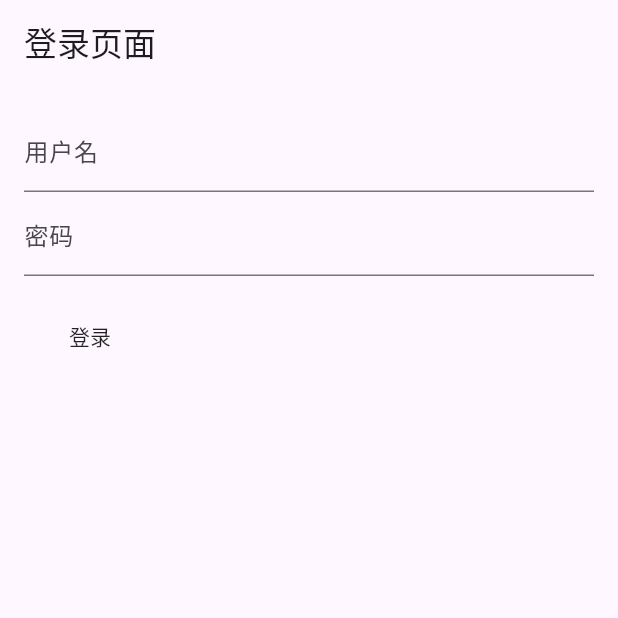
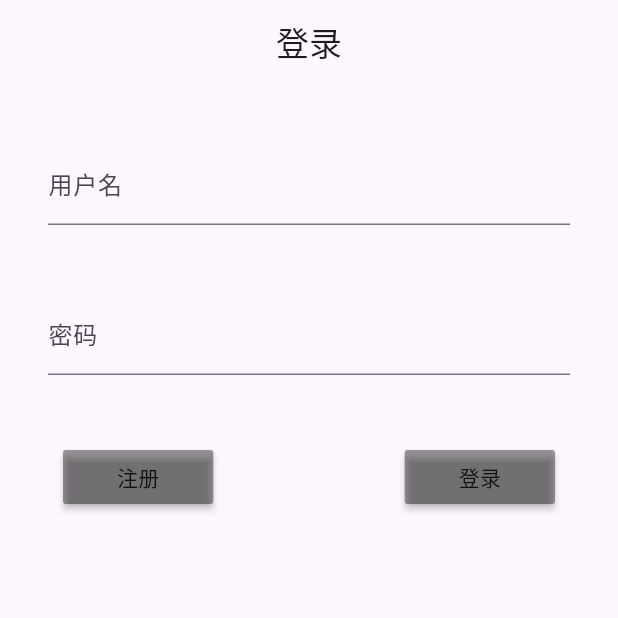
Before and after one commit to Nondirectional/k4r-server, a Flutter app: the screen it shows after launch, on a phone screen of 412 x 824 dp, the top half of it. Run offline on Flutter 3.47's test engine with Material 3 defaults, Android fonts, the light colour scheme and no system bars; our stand-ins replace cookie_jar, dio, dio_cookie_manager, go_router.

Commit message:
简单的注册页

```diff
--- a/k4r-client/lib/pages/login_page.dart
+++ /dev/null
@@ -1,91 +0,0 @@
-import 'package:dio/dio.dart';
-import 'package:flutter/material.dart';
-import 'package:go_router/go_router.dart';
-import 'package:k4r_client/component/api_caller.dart';
-import 'package:k4r_client/providers/logged_sate_provider.dart';
-import 'package:provider/provider.dart';
-
-import '../key/global_keys.dart';
-import 'home_page.dart';
-
-class LoginPage extends StatefulWidget {
-  const LoginPage({super.key});
-
-  @override
-  LoginPageState createState() => LoginPageState();
-}
-
-class LoginPageState extends State<LoginPage> {
-  final _formKey = GlobalKey<FormState>();
-  late String _username;
-  late String _password;
-  bool loggedIn = false;
-
-  void _submitForm() async {
-    if (_formKey.currentState!.validate()) {
-      _formKey.currentState?.save();
-      ApiCaller apiCaller = ApiCaller();
-      Response? response = await apiCaller.signin(_username, _password, false);
-      if (response != null) {
-        print(response.data);
-        setState(() {
-          loggedIn = true;
-          LoggedSateProvider loggedSate =
-          Provider.of<LoggedSateProvider>(context, listen: false);
-          loggedSate.login();
-          GoRouter.of(context).go('/');
-        });
-      }
-    }
-  }
-
-  @override
-  Widget build(BuildContext context) {
-    return Scaffold(
-      appBar: AppBar(
-        title: const Text('登录页面'),
-      ),
-      body: Padding(
-        padding: const EdgeInsets.all(16.0),
-        child: Form(
-          key: _formKey,
-          child: Column(
-            crossAxisAlignment: CrossAxisAlignment.start,
-            children: <Widget>[
-              TextFormField(
-                decoration: const InputDecoration(labelText: '用户名'),
-                validator: (value) {
-                  if (value!.isEmpty) {
-                    return '请输入用户名';
-                  }
-                  return null;
-                },
-                onFieldSubmitted: (value) => FocusScope.of(context).nextFocus(),
-                onSaved: (value) => _username = value!,
-              ),
-              TextFormField(
-                decoration: const InputDecoration(labelText: '密码'),
-                obscureText: true,
-                validator: (value) {
-                  if (value!.isEmpty) {
-                    return '请输入密码';
-                  }
-                  return null;
-                },
-                onFieldSubmitted: (value) => FocusScope.of(context).nextFocus(),
-                onSaved: (value) => _password = value!,
-              ),
-              Padding(
-                padding: const EdgeInsets.symmetric(vertical: 16.0),
-                child: MaterialButton(
-                  onPressed: _submitForm,
-                  child: const Text('登录'),
-                ),
-              ),
-            ],
-          ),
-        ),
-      ),
-    );
-  }
-}
--- /dev/null
+++ b/k4r-client/lib/pages/sign_in_page.dart
@@ -0,0 +1,112 @@
+import 'package:dio/dio.dart';
+import 'package:flutter/material.dart';
+import 'package:go_router/go_router.dart';
+import 'package:k4r_client/component/api_caller.dart';
+import 'package:k4r_client/providers/logged_sate_provider.dart';
+import 'package:provider/provider.dart';
+
+class SignInPage extends StatefulWidget {
+  const SignInPage({super.key});
+
+  @override
+  SignInPageState createState() => SignInPageState();
+}
+
+class SignInPageState extends State<SignInPage> {
+  final _formKey = GlobalKey<FormState>();
+  late String _username;
+  late String _password;
+  bool loggedIn = false;
+
+  void _submitForm() async {
+    if (_formKey.currentState!.validate()) {
+      _formKey.currentState?.save();
+      ApiCaller apiCaller = ApiCaller();
+      Response? response = await apiCaller.signin(_username, _password, false);
+      if (response != null) {
+        print(response.data);
+        setState(() {
+          loggedIn = true;
+          LoggedSateProvider loggedSate =
+          Provider.of<LoggedSateProvider>(context, listen: false);
+          loggedSate.login();
+          GoRouter.of(context).go('/');
+        });
+      }
+    }
+  }
+
+  @override
+  Widget build(BuildContext context) {
+    return Scaffold(
+      appBar: AppBar(
+        title: const Center(
+          child: Text('登录'),
+        ),
+      ),
+      body: Padding(
+        padding: const EdgeInsets.all(16.0),
+        child: Form(
+          key: _formKey,
+          child: Column(
+            crossAxisAlignment: CrossAxisAlignment.center,
+            children: <Widget>[
+              Padding(
+                padding: const EdgeInsets.symmetric(vertical: 22,horizontal: 16.0),
+                child: TextFormField(
+                  decoration: const InputDecoration(labelText: '用户名'),
+                  validator: (value) {
+                    if (value!.isEmpty) {
+                      return '请输入用户名';
+                    }
+                    return null;
+                  },
+                  onFieldSubmitted: (value) =>
+                      FocusScope.of(context).nextFocus(),
+                  onSaved: (value) => _username = value!,
+                ),
+              ),
+              Padding(
+                  padding: const EdgeInsets.symmetric(vertical: 22,horizontal: 16.0),
+                  child: TextFormField(
+                    decoration: const InputDecoration(labelText: '密码'),
+                    obscureText: true,
+                    validator: (value) {
+                      if (value!.isEmpty) {
+                        return '请输入密码';
+                      }
+                      return null;
+                    },
+                    onFieldSubmitted: (value) =>
+                        FocusScope.of(context).nextFocus(),
+                    onSaved: (value) => _password = value!,
+                  )),
+              Padding(
+                padding: const EdgeInsets.symmetric(horizontal: 26.0,vertical: 22.0),
+                child: Row(
+                  mainAxisAlignment: MainAxisAlignment.spaceBetween,
+                  children: [
+                    MaterialButton(
+                      padding: const EdgeInsets.symmetric(horizontal: 36.0),
+                      color: Colors.black38,
+                      onPressed: () {
+                        GoRouter.of(context).go('/sign-up');
+                      },
+                      child: const Text('注册'),
+                    ),
+                    MaterialButton(
+                      padding: const EdgeInsets.symmetric(horizontal: 36.0),
+                      color: Colors.black38,
+                      onPressed: _submitForm,
+                      child: const Text('登录'),
+                    ),
+                  ],
+                ),
+              )
+            ],
+          ),
+        ),
+      ),
+    );
+  }
+}
```
Also changed, not shown: k4r-client/lib/main.dart (+11 -7 lines), k4r-client/lib/pages/sign_up_page.dart (added, +139 -0 lines).
